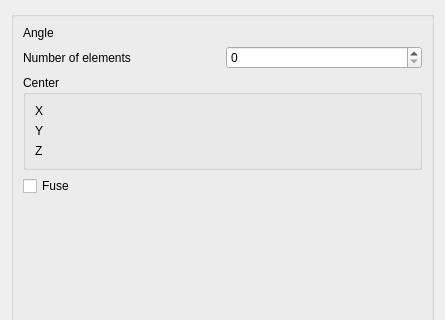
vocx-fc/FreeCAD, file src/Mod/Draft/Resources/ui/TaskPanel_PolarArray.ui: the form before one commit; both pictures show x 0 to 445 and y 0 to 320 of the 445 by 480 pixel window.
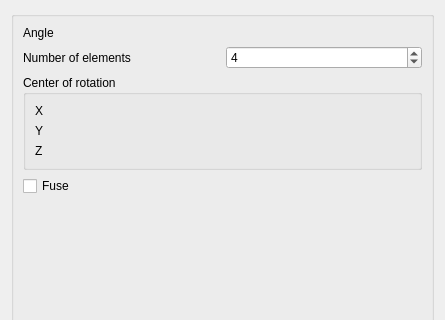
The form after the commit. Custom widgets are drawn as their Qt base class.

Commit message: Draft: tooltip Task panel

Diff of the .ui file:
```diff
--- a/src/Mod/Draft/Resources/ui/TaskPanel_PolarArray.ui
+++ b/src/Mod/Draft/Resources/ui/TaskPanel_PolarArray.ui
@@ -38,7 +38,7 @@
       <string/>
      </property>
      <layout class="QGridLayout" name="gridLayout_4">
-      <item row="8" column="0">
+      <item row="7" column="0">
        <spacer name="verticalSpacer">
         <property name="orientation">
          <enum>Qt::Vertical</enum>
@@ -75,20 +75,18 @@
          </widget>
         </item>
         <item row="1" column="1">
-         <widget class="QSpinBox" name="spinbox_number"/>
+         <widget class="QSpinBox" name="spinbox_number">
+          <property name="value">
+           <number>4</number>
+          </property>
+         </widget>
         </item>
        </layout>
       </item>
       <item row="4" column="0">
        <widget class="QGroupBox" name="group_center">
         <property name="title">
-         <string>Center</string>
-        </property>
-        <property name="flat">
-         <bool>false</bool>
-        </property>
-        <property name="checkable">
-         <bool>false</bool>
+         <string>Center of rotation</string>
         </property>
         <layout class="QGridLayout" name="gridLayout_2">
          <item row="0" column="0">
```
Left out of the diff: 9 changed lines with no effect on the pictures.
